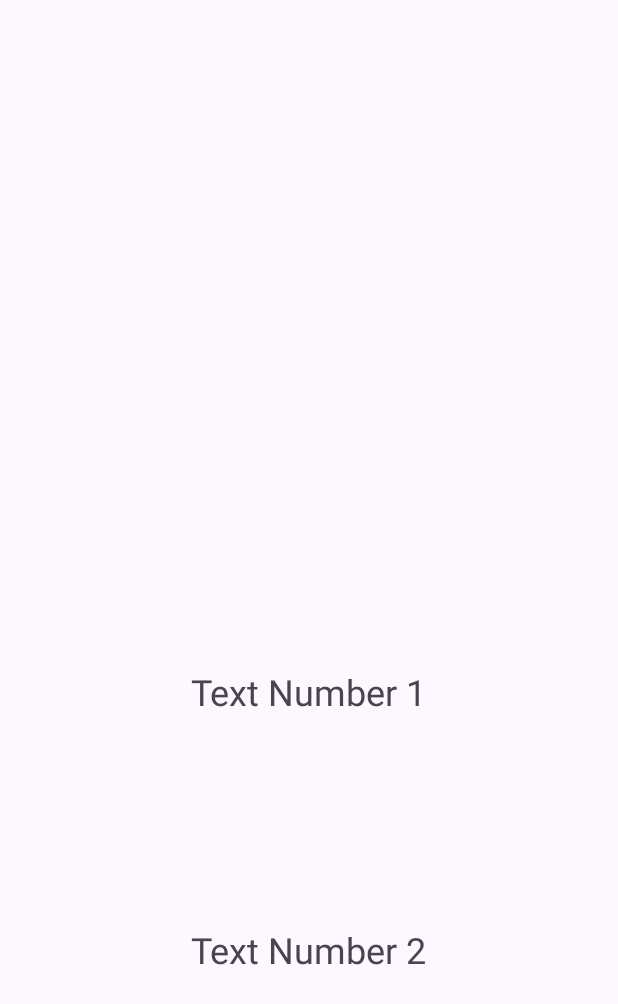
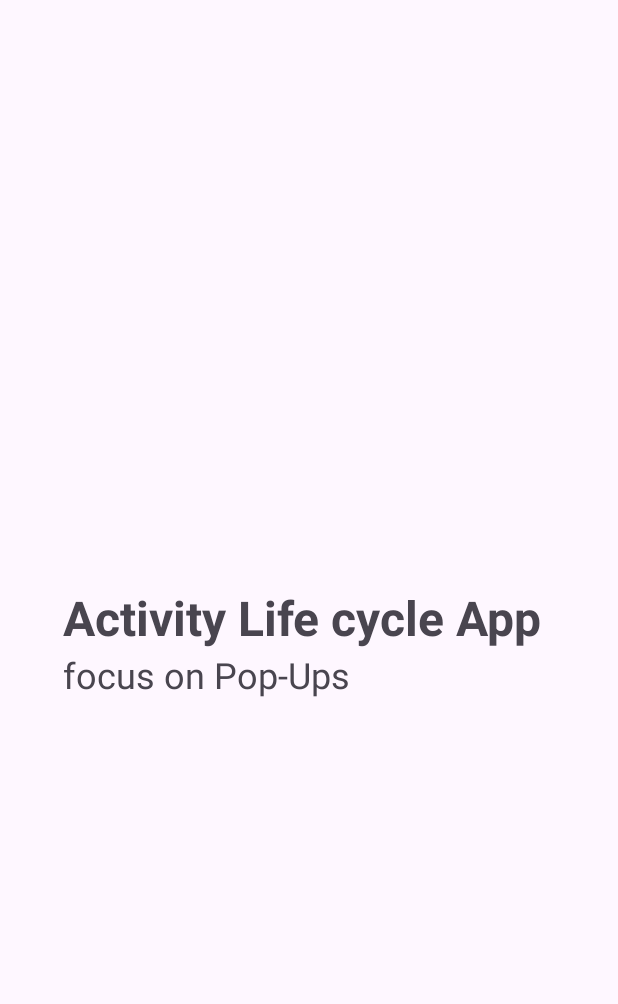
Before and after one commit to Vaibhavbansal15/Android_APPs, an Android app: the screen it shows after launch (MainActivity), on a phone screen of 412 x 824 dp. Shown: the top 1004 px of the screen. Run offline under Robolectric (Android 15) with nearby library versions, the phone set to English and light mode, and no system bars.

Commit message:
Added App lifecycle in layoutApp

```diff
--- a/LayoutApp/app/src/main/java/com/example/constraint_layout/MainActivity.java
+++ b/LayoutApp/app/src/main/java/com/example/constraint_layout/MainActivity.java
@@ -3,6 +3,7 @@ package com.example.constraint_layout;
 import androidx.appcompat.app.AppCompatActivity;
 
 import android.os.Bundle;
+import android.widget.Toast;
 
 public class MainActivity extends AppCompatActivity {
 
@@ -10,5 +11,69 @@ public class MainActivity extends AppCompatActivity {
     protected void onCreate(Bundle savedInstanceState) {
         super.onCreate(savedInstanceState);
         setContentView(R.layout.activity_main);
+
+        // Initializing UI Elements and Variables here
+        Toast.makeText(this,
+                "onCreate() is called ",
+                Toast.LENGTH_SHORT).show();
+    }
+
+    @Override
+    protected void onStart() {
+        super.onStart();
+
+        // Start Animations and other UI-related tasks
+        Toast.makeText(this,
+                "onStart() is called ",
+                Toast.LENGTH_SHORT).show();
+    }
+
+    @Override
+    protected void onResume() {
+        super.onResume();
+
+        // Start Sensors and Location Update etc....
+        Toast.makeText(this,
+                "onResume() is Called ",
+                Toast.LENGTH_SHORT).show();
+    }
+
+    @Override
+    protected void onPause() {
+        super.onPause();
+
+        // Release resources, pause ongoing Operations, etc...
+        Toast.makeText(this,
+                "onPause() is called",
+                Toast.LENGTH_SHORT).show();
+    }
+
+    @Override
+    protected void onStop() {
+        super.onStop();
+        // Release resources and save data, etc...
+        Toast.makeText(this,
+                "onStop() is called",
+                Toast.LENGTH_SHORT).show();
+    }
+
+    @Override
+    protected void onRestart() {
+        super.onRestart();
+
+        //Perform any necessary restart tasks
+        Toast.makeText(this,
+                "onRestart() is called",
+                Toast.LENGTH_SHORT).show();
+    }
+
+    @Override
+    protected void onDestroy() {
+        super.onDestroy();
+
+        // clean up resource and finalize tasks, etc...
+        Toast.makeText(this,
+                "onDestroy() is called",
+                Toast.LENGTH_SHORT).show();
     }
 }
--- a/LayoutApp/app/src/main/res/layout/activity_main.xml
+++ b/LayoutApp/app/src/main/res/layout/activity_main.xml
@@ -1,39 +1,50 @@
 <?xml version="1.0" encoding="utf-8"?>
-<androidx.constraintlayout.widget.ConstraintLayout xmlns:android="http://schemas.android.com/apk/res/android"
+<RelativeLayout
+    xmlns:android="http://schemas.android.com/apk/res/android"
     xmlns:app="http://schemas.android.com/apk/res-auto"
     xmlns:tools="http://schemas.android.com/tools"
     android:layout_width="match_parent"
     android:layout_height="match_parent"
     tools:context=".MainActivity">
 
+
     <TextView
         android:id="@+id/text1"
         android:layout_width="wrap_content"
-        android:layout_height="56dp"
-        android:text="Text Number 1"
-        android:textSize="24sp"
-        app:layout_constraintBottom_toBottomOf="parent"
-        app:layout_constraintEnd_toEndOf="parent"
-        app:layout_constraintStart_toStartOf="parent"
-        app:layout_constraintTop_toTopOf="@+id/guideline" />
+        android:layout_height="wrap_content"
+        android:layout_centerInParent="true"
+        android:text="Activity Life cycle App "
+        android:textSize="32sp"
+        android:textStyle="bold" />
 
     <TextView
         android:id="@+id/text2"
         android:layout_width="wrap_content"
         android:layout_height="wrap_content"
-        android:layout_marginTop="116dp"
-        android:text="Text Number 2"
-        android:textSize="24sp"
-        app:layout_constraintEnd_toEndOf="parent"
-        app:layout_constraintHorizontal_bias="0.5"
-        app:layout_constraintStart_toStartOf="parent"
-        app:layout_constraintTop_toBottomOf="@+id/text1" />
+        android:layout_below="@id/text1"
+        android:layout_alignLeft="@id/text1"
+        android:text="focus on Pop-Ups"
+        android:textSize="24sp" />
 
     <androidx.constraintlayout.widget.Guideline
         android:id="@+id/guideline"
         android:layout_width="wrap_content"
         android:layout_height="wrap_content"
         android:orientation="horizontal"
-        app:layout_constraintGuide_begin="121dp" />
+        app:layout_constraintGuide_begin="16dp" />
 
-</androidx.constraintlayout.widget.ConstraintLayout>
+    <androidx.constraintlayout.widget.Guideline
+        android:id="@+id/guideline2"
+        android:layout_width="wrap_content"
+        android:layout_height="wrap_content"
+        android:orientation="horizontal"
+        app:layout_constraintGuide_begin="20dp" />
+
+    <androidx.constraintlayout.widget.Guideline
+        android:id="@+id/guideline3"
+        android:layout_width="wrap_content"
+        android:layout_height="wrap_content"
+        android:orientation="horizontal"
+        app:layout_constraintGuide_begin="80dp" />
+
+</RelativeLayout>
```
